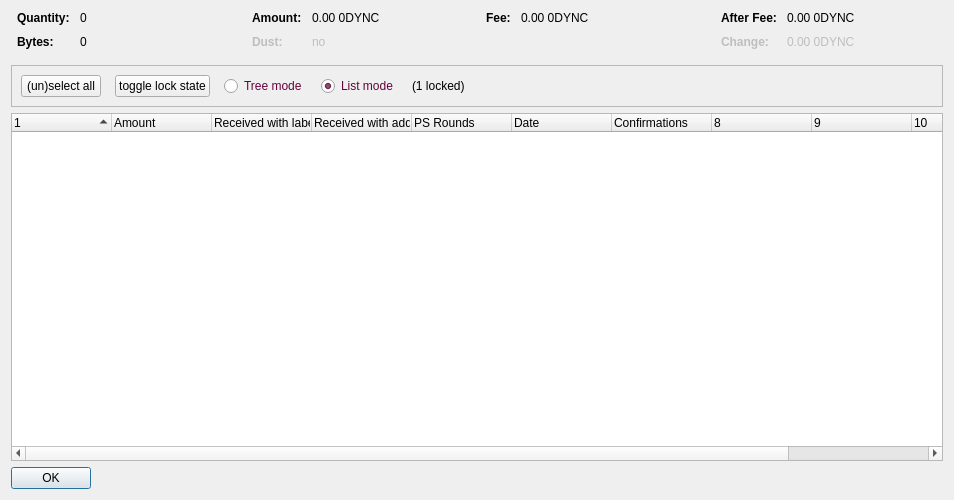
Qt form src/qt/forms/coincontroldialog.ui (Zero-Dynamics/cash-core) before a commit.
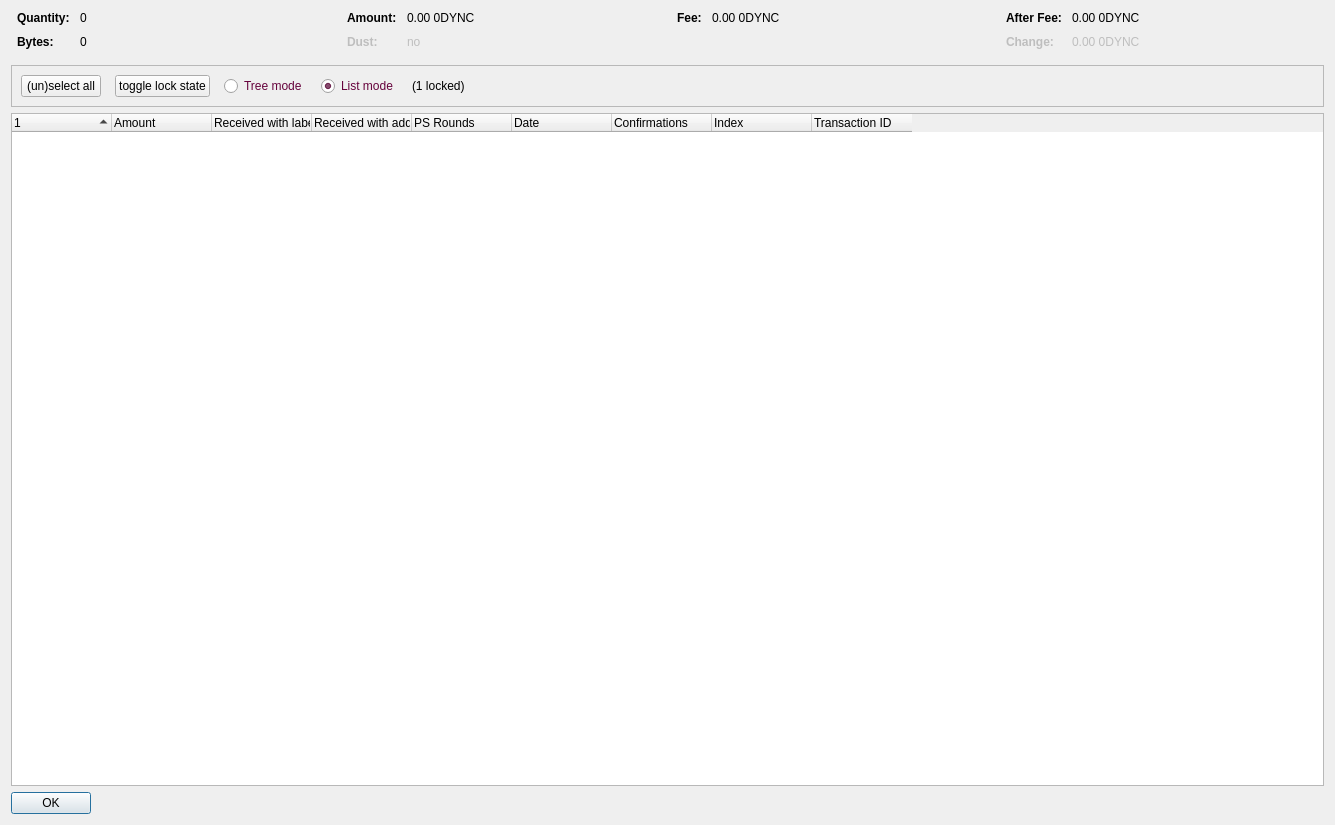
The same form after that commit. Custom widgets are drawn as their Qt base class.

Patch:
```diff
--- a/src/qt/forms/coincontroldialog.ui
+++ b/src/qt/forms/coincontroldialog.ui
@@ -6,8 +6,8 @@
    <rect>
     <x>0</x>
     <y>0</y>
-    <width>954</width>
-    <height>500</height>
+    <width>1335</width>
+    <height>825</height>
    </rect>
   </property>
   <property name="windowTitle">
@@ -424,7 +424,7 @@
       <bool>false</bool>
      </property>
      <property name="columnCount">
-      <number>11</number>
+      <number>9</number>
      </property>
      <attribute name="headerShowSortIndicator" stdset="0">
       <bool>true</bool>
@@ -472,22 +472,12 @@
      </column>
      <column>
       <property name="text">
-       <string/>
+       <string>Index</string>
       </property>
-     </column>
+     </column>     
      <column>
       <property name="text">
-       <string/>
-      </property>
-     </column>
-     <column>
-      <property name="text">
-       <string/>
-      </property>
-     </column>
-     <column>
-      <property name="text">
-       <string/>
+       <string>Transaction ID</string>
       </property>
      </column>
     </widget>
```
